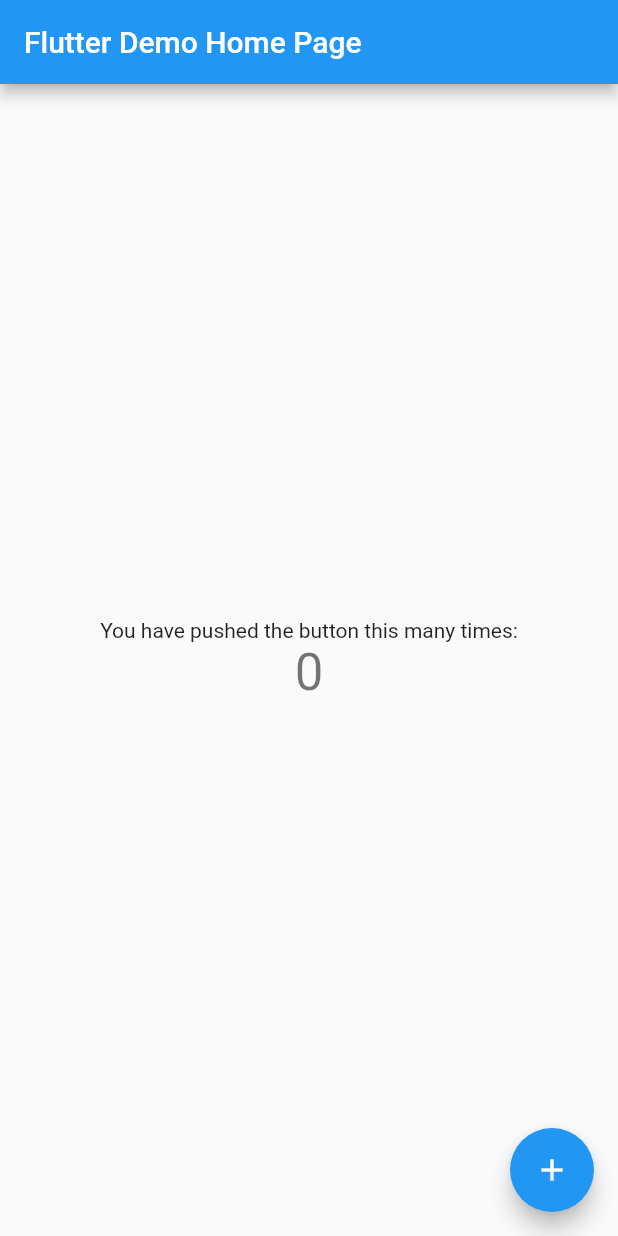
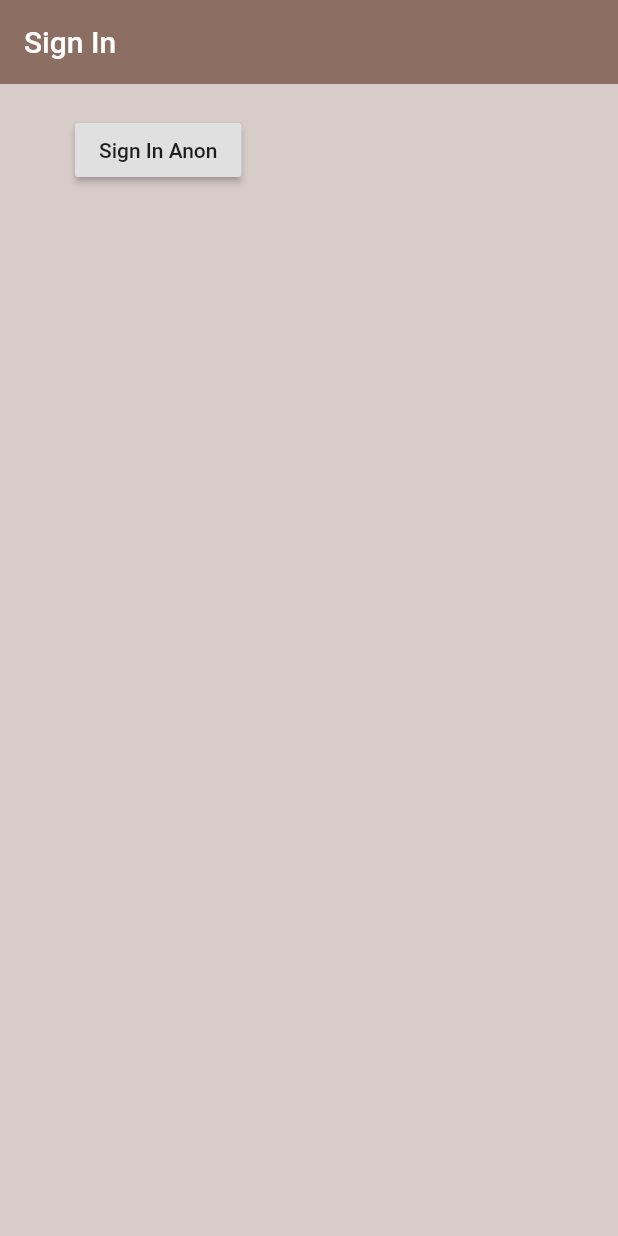
Before and after one commit to dinhkhanh412/minathon, a Flutter app: the screen it shows after launch, on a phone screen of 412 x 824 dp. Run offline on Flutter 3.47's test engine with Material 2 defaults, Android fonts, the phone set to English and light mode, and no system bars; our stand-ins replace firebase_auth, firebase_core, firebase_database; accounts and stored records are empty.

Commit message:
before upgrade

```diff
--- a/lib/main.dart
+++ b/lib/main.dart
@@ -1,117 +1,18 @@
+import 'package:firebase_core/firebase_core.dart';
 import 'package:flutter/material.dart';
+import 'package:minathon/screens/wrapper.dart';
 
-void main() {
+void main() async {
+  WidgetsFlutterBinding.ensureInitialized();
+  await Firebase.initializeApp();
   runApp(MyApp());
 }
 
 class MyApp extends StatelessWidget {
-  // This widget is the root of your application.
   @override
   Widget build(BuildContext context) {
     return MaterialApp(
-      title: 'Flutter Demo',
-      theme: ThemeData(
-        // This is the theme of your application.
-        //
-        // Try running your application with "flutter run". You'll see the
-        // application has a blue toolbar. Then, without quitting the app, try
-        // changing the primarySwatch below to Colors.green and then invoke
-        // "hot reload" (press "r" in the console where you ran "flutter run",
-        // or simply save your changes to "hot reload" in a Flutter IDE).
-        // Notice that the counter didn't reset back to zero; the application
-        // is not restarted.
-        primarySwatch: Colors.blue,
-        // This makes the visual density adapt to the platform that you run
-        // the app on. For desktop platforms, the controls will be smaller and
-        // closer together (more dense) than on mobile platforms.
-        visualDensity: VisualDensity.adaptivePlatformDensity,
-      ),
-      home: MyHomePage(title: 'Flutter Demo Home Page'),
+      home: Wrapper(),
     );
   }
 }
-
-class MyHomePage extends StatefulWidget {
-  MyHomePage({Key key, this.title}) : super(key: key);
-
-  // This widget is the home page of your application. It is stateful, meaning
-  // that it has a State object (defined below) that contains fields that affect
-  // how it looks.
-
-  // This class is the configuration for the state. It holds the values (in this
-  // case the title) provided by the parent (in this case the App widget) and
-  // used by the build method of the State. Fields in a Widget subclass are
-  // always marked "final".
-
-  final String title;
-
-  @override
-  _MyHomePageState createState() => _MyHomePageState();
-}
-
-class _MyHomePageState extends State<MyHomePage> {
-  int _counter = 0;
-
-  void _incrementCounter() {
-    setState(() {
-      // This call to setState tells the Flutter framework that something has
-      // changed in this State, which causes it to rerun the build method below
-      // so that the display can reflect the updated values. If we changed
-      // _counter without calling setState(), then the build method would not be
-      // called again, and so nothing would appear to happen.
-      _counter++;
-    });
-  }
-
-  @override
-  Widget build(BuildContext context) {
-    // This method is rerun every time setState is called, for instance as done
-    // by the _incrementCounter method above.
-    //
-    // The Flutter framework has been optimized to make rerunning build methods
-    // fast, so that you can just rebuild anything that needs updating rather
-    // than having to individually change instances of widgets.
-    return Scaffold(
-      appBar: AppBar(
-        // Here we take the value from the MyHomePage object that was created by
-        // the App.build method, and use it to set our appbar title.
-        title: Text(widget.title),
-      ),
-      body: Center(
-        // Center is a layout widget. It takes a single child and positions it
-        // in the middle of the parent.
-        child: Column(
-          // Column is also a layout widget. It takes a list of children and
-          // arranges them vertically. By default, it sizes itself to fit its
-          // children horizontally, and tries to be as tall as its parent.
-          //
-          // Invoke "debug painting" (press "p" in the console, choose the
-          // "Toggle Debug Paint" action from the Flutter Inspector in Android
-          // Studio, or the "Toggle Debug Paint" command in Visual Studio Code)
-          // to see the wireframe for each widget.
-          //
-          // Column has various properties to control how it sizes itself and
-          // how it positions its children. Here we use mainAxisAlignment to
-          // center the children vertically; the main axis here is the vertical
-          // axis because Columns are vertical (the cross axis would be
-          // horizontal).
-          mainAxisAlignment: MainAxisAlignment.center,
-          children: <Widget>[
-            Text(
-              'You have pushed the button this many times:',
-            ),
-            Text(
-              '$_counter',
-              style: Theme.of(context).textTheme.headline4,
-            ),
-          ],
-        ),
-      ),
-      floatingActionButton: FloatingActionButton(
-        onPressed: _incrementCounter,
-        tooltip: 'Increment',
-        child: Icon(Icons.add),
-      ), // This trailing comma makes auto-formatting nicer for build methods.
-    );
-  }
-}
--- /dev/null
+++ b/lib/screens/authenticate/authenticate.dart
@@ -0,0 +1,16 @@
+import 'package:minathon/screens/authenticate/sign_in.dart';
+import 'package:flutter/material.dart';
+
+class Authenticate extends StatefulWidget {
+  @override
+  _AuthenticateState createState() => _AuthenticateState();
+}
+
+class _AuthenticateState extends State<Authenticate> {
+  @override
+  Widget build(BuildContext context) {
+    return Container(
+      child: SignIn(),
+    );
+  }
+}
--- /dev/null
+++ b/lib/screens/authenticate/sign_in.dart
@@ -0,0 +1,40 @@
+import 'package:firebase_core/firebase_core.dart';
+import 'package:flutter/material.dart';
+import 'package:minathon/services/auth.dart';
+
+class SignIn extends StatefulWidget {
+  @override
+  _SignInState createState() => _SignInState();
+}
+
+class _SignInState extends State<SignIn> {
+  final AuthService _auth = AuthService();
+
+  @override
+  Widget build(BuildContext context) {
+    return Scaffold(
+      backgroundColor: Colors.brown[100],
+      appBar: AppBar(
+        backgroundColor: Colors.brown[400],
+        elevation: 0.0,
+        title: Text("Sign In"),
+      ),
+      body: Container(
+        padding: EdgeInsets.symmetric(horizontal: 50.0, vertical: 20.0),
+        child: RaisedButton(
+          child: Text("Sign In Anon"),
+          onPressed: () async {
+            await Firebase.initializeApp();
+            dynamic result = await _auth.signInAnon();
+            if (result == null) {
+              print("Eroor on sign_in.dart line 30");
+            } else {
+              print("Sign in");
+              print(result.uid);
+            }
+          },
+        ),
+      ),
+    );
+  }
+}
--- /dev/null
+++ b/lib/screens/wrapper.dart
@@ -0,0 +1,11 @@
+import 'package:minathon/screens/authenticate/authenticate.dart';
+//import 'package:minathon/screens/home/home.dart';
+import 'package:flutter/material.dart';
+
+class Wrapper extends StatelessWidget {
+  @override
+  Widget build(BuildContext context) {
+    // return either the Home or Authenticate widget
+    return Authenticate();
+  }
+}
--- /dev/null
+++ b/lib/users/user.dart
@@ -0,0 +1,5 @@
+class UserC {
+  final String uid;
+
+  UserC({this.uid});
+}
--- a/pubspec.yaml
+++ b/pubspec.yaml
@@ -26,6 +26,7 @@ dependencies:
   firebase_core: "^0.7.0"
   firebase_database: "^6.0.0"
   firebase_auth: ^0.20.1
+  flutter_bloc: ^6.1.3
 
 
   # The following adds the Cupertino Icons font to your application.
```
Also changed, not shown: lib/screens/home/home.dart (added, +10 -0 lines), lib/services/auth.dart (added, +23 -0 lines), pubspec.lock.
